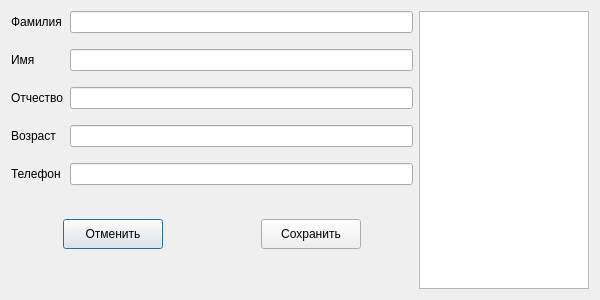
piza0-0/BankRegister, file PeopleBaza/DialogPersonEdit.ui: the form before one commit.
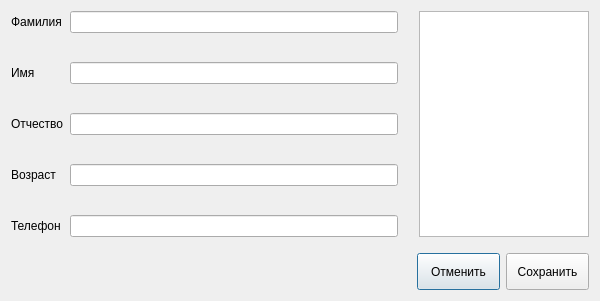
The form after the commit.

Commit message: Повторное изменение дизайна диалогового окна

```diff
--- a/PeopleBaza/DialogPersonEdit.ui
+++ b/PeopleBaza/DialogPersonEdit.ui
@@ -13,18 +13,13 @@
   <property name="windowTitle">
    <string>Dialog</string>
   </property>
-  <layout class="QVBoxLayout" name="verticalLayout_2">
-   <item>
-    <layout class="QHBoxLayout" name="horizontalLayout">
-     <property name="bottomMargin">
-      <number>0</number>
-     </property>
-     <item>
       <layout class="QVBoxLayout" name="verticalLayout">
        <item>
+    <layout class="QHBoxLayout" name="horizontalLayout_2">
+     <item>
         <layout class="QFormLayout" name="formLayout">
          <property name="verticalSpacing">
-          <number>16</number>
+        <number>29</number>
          </property>
          <item row="0" column="0">
           <widget class="QLabel" name="l_dsurname">
@@ -79,7 +74,76 @@
         </layout>
        </item>
        <item>
-        <layout class="QHBoxLayout" name="horizontalLayout_2">
+      <spacer name="horizontalSpacer_3">
+       <property name="orientation">
+        <enum>Qt::Horizontal</enum>
+       </property>
+       <property name="sizeType">
+        <enum>QSizePolicy::Fixed</enum>
+       </property>
+       <property name="sizeHint" stdset="0">
+        <size>
+         <width>15</width>
+         <height>20</height>
+        </size>
+       </property>
+      </spacer>
+     </item>
+     <item>
+      <widget class="QListWidget" name="listWidget">
+       <property name="sizePolicy">
+        <sizepolicy hsizetype="Fixed" vsizetype="Expanding">
+         <horstretch>0</horstretch>
+         <verstretch>0</verstretch>
+        </sizepolicy>
+       </property>
+       <property name="minimumSize">
+        <size>
+         <width>170</width>
+         <height>0</height>
+        </size>
+       </property>
+       <property name="maximumSize">
+        <size>
+         <width>170</width>
+         <height>16777215</height>
+        </size>
+       </property>
+      </widget>
+     </item>
+    </layout>
+   </item>
+   <item>
+    <spacer name="verticalSpacer">
+     <property name="orientation">
+      <enum>Qt::Vertical</enum>
+     </property>
+     <property name="sizeType">
+      <enum>QSizePolicy::Fixed</enum>
+     </property>
+     <property name="sizeHint" stdset="0">
+      <size>
+       <width>20</width>
+       <height>10</height>
+      </size>
+     </property>
+    </spacer>
+   </item>
+   <item>
+    <layout class="QHBoxLayout" name="horizontalLayout">
+     <item>
+      <spacer name="horizontalSpacer_2">
+       <property name="orientation">
+        <enum>Qt::Horizontal</enum>
+       </property>
+       <property name="sizeHint" stdset="0">
+        <size>
+         <width>40</width>
+         <height>20</height>
+        </size>
+       </property>
+      </spacer>
+     </item>
          <item>
           <widget class="QPushButton" name="pushButton">
            <property name="sizePolicy">
@@ -88,10 +152,16 @@
              <verstretch>0</verstretch>
             </sizepolicy>
            </property>
+       <property name="minimumSize">
+        <size>
+         <width>83</width>
+         <height>37</height>
+        </size>
+       </property>
            <property name="maximumSize">
             <size>
-             <width>100</width>
-             <height>30</height>
+         <width>80</width>
+         <height>37</height>
             </size>
            </property>
            <property name="text">
@@ -99,22 +169,6 @@
            </property>
           </widget>
          </item>
-         <item>
-          <spacer name="horizontalSpacer">
-           <property name="orientation">
-            <enum>Qt::Horizontal</enum>
-           </property>
-           <property name="sizeType">
-            <enum>QSizePolicy::Fixed</enum>
-           </property>
-           <property name="sizeHint" stdset="0">
-            <size>
-             <width>40</width>
-             <height>20</height>
-            </size>
-           </property>
-          </spacer>
-         </item>
          <item>
           <widget class="QPushButton" name="pb_dsave">
            <property name="sizePolicy">
@@ -123,10 +177,16 @@
              <verstretch>0</verstretch>
             </sizepolicy>
            </property>
+       <property name="minimumSize">
+        <size>
+         <width>83</width>
+         <height>37</height>
+        </size>
+       </property>
            <property name="maximumSize">
             <size>
-             <width>100</width>
-             <height>30</height>
+         <width>75</width>
+         <height>37</height>
             </size>
            </property>
            <property name="layoutDirection">
@@ -134,48 +194,6 @@
            </property>
            <property name="text">
             <string>Сохранить</string>
-           </property>
-          </widget>
-         </item>
-        </layout>
-       </item>
-       <item>
-        <spacer name="verticalSpacer">
-         <property name="orientation">
-          <enum>Qt::Vertical</enum>
-         </property>
-         <property name="sizeType">
-          <enum>QSizePolicy::Fixed</enum>
-         </property>
-         <property name="sizeHint" stdset="0">
-          <size>
-           <width>20</width>
-           <height>40</height>
-          </size>
-         </property>
-        </spacer>
-       </item>
-      </layout>
-     </item>
-     <item>
-      <widget class="QListWidget" name="listWidget">
-       <property name="sizePolicy">
-        <sizepolicy hsizetype="Fixed" vsizetype="Expanding">
-         <horstretch>0</horstretch>
-         <verstretch>0</verstretch>
-        </sizepolicy>
-       </property>
-       <property name="minimumSize">
-        <size>
-         <width>170</width>
-         <height>0</height>
-        </size>
-       </property>
-       <property name="maximumSize">
-        <size>
-         <width>170</width>
-         <height>16777215</height>
-        </size>
        </property>
       </widget>
      </item>
```
Lines whose indentation alone changed are shown as unchanged. The commit also changes 1 other file.
